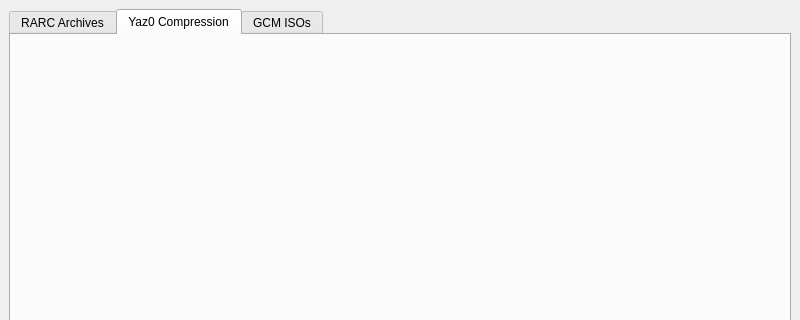
Old version of the form gcft_ui/main.ui in the repository LagoLunatic/GCFT; both pictures show x 0 to 800 and y 0 to 320 of the 800 by 600 pixel window.
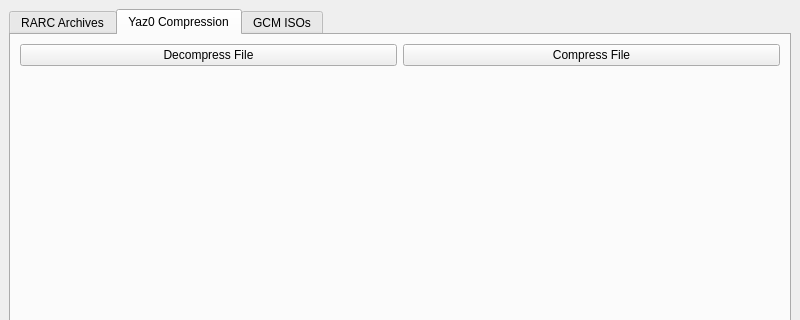
New version of the form. The open tabs and pages were chosen to show the change.

Commit message: Implement yaz0 decompression/compression

```diff
--- a/gcft_ui/main.ui
+++ b/gcft_ui/main.ui
@@ -68,6 +68,39 @@
        <attribute name="title">
         <string>Yaz0 Compression</string>
        </attribute>
+       <layout class="QVBoxLayout" name="verticalLayout_3">
+        <item>
+         <layout class="QHBoxLayout" name="horizontalLayout_2">
+          <item>
+           <widget class="QPushButton" name="decompress_yaz0">
+            <property name="text">
+             <string>Decompress File</string>
+            </property>
+           </widget>
+          </item>
+          <item>
+           <widget class="QPushButton" name="compress_yaz0">
+            <property name="text">
+             <string>Compress File</string>
+            </property>
+           </widget>
+          </item>
+         </layout>
+        </item>
+        <item>
+         <spacer name="verticalSpacer">
+          <property name="orientation">
+           <enum>Qt::Vertical</enum>
+          </property>
+          <property name="sizeHint" stdset="0">
+           <size>
+            <width>20</width>
+            <height>40</height>
+           </size>
+          </property>
+         </spacer>
+        </item>
+       </layout>
       </widget>
       <widget class="QWidget" name="tab_3">
        <attribute name="title">
```
The commit also changes 2 other files.
